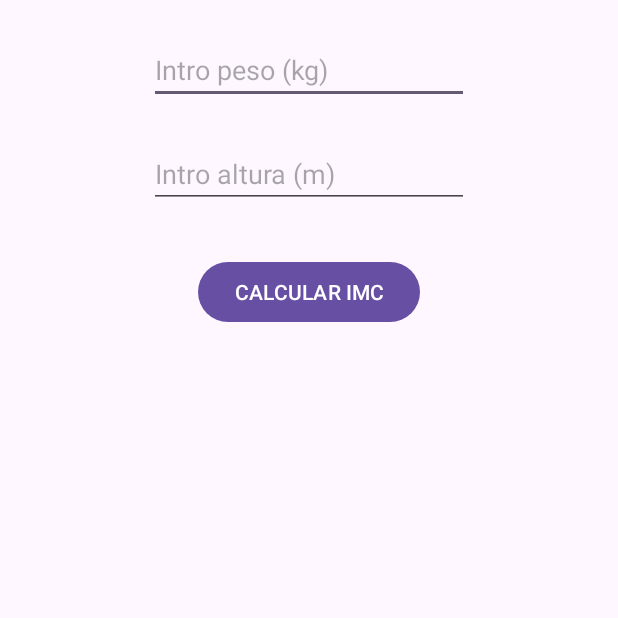
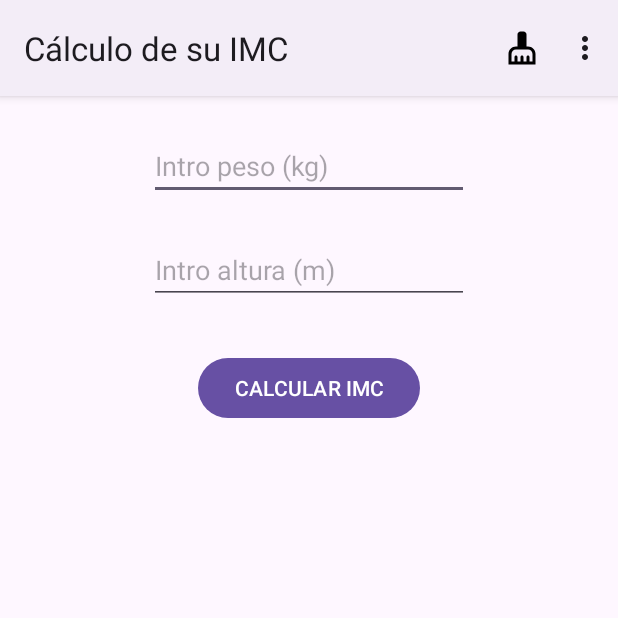
Before and after one commit to Valexx55/CursoCNTProfe, an Android app: the screen it shows after launch (IMCActivity), on a phone screen of 412 x 824 dp, the top half of it. Run offline under Robolectric (Android 15) with nearby library versions, the phone set to English and light mode, and no system bars.

Commit message:
menu app bar 1/2

```diff
--- a/app/src/main/AndroidManifest.xml
+++ b/app/src/main/AndroidManifest.xml
@@ -14,7 +14,8 @@
         tools:targetApi="31">
         <activity
             android:name=".Adivina"
-            android:exported="true">
+            android:exported="true"
+            >
 <!--            <intent-filter>-->
 <!--                <action android:name="android.intent.action.MAIN" />-->
 
@@ -28,6 +29,7 @@
             android:name=".IMCActivity"
             android:configChanges="orientation|keyboard|screenSize"
             android:exported="true"
+            android:label="Cálculo de su IMC"
             android:screenOrientation="portrait">
             <intent-filter>
                 <action android:name="android.intent.action.MAIN" />
--- a/app/src/main/java/edu/cnt/developer/profe/IMCActivity.kt
+++ b/app/src/main/java/edu/cnt/developer/profe/IMCActivity.kt
@@ -4,6 +4,8 @@ import android.content.Intent
 import android.content.res.Configuration
 import android.os.Bundle
 import android.util.Log
+import android.view.Menu
+import android.view.MenuItem
 import android.view.View
 import android.widget.EditText
 import android.widget.Toast
@@ -40,6 +42,30 @@ class IMCActivity : AppCompatActivity() {
         }
 
 
+    }
+
+    //sobreescribimos este método para dibujar un menú en nuestra actividad
+
+    override fun onCreateOptionsMenu(menu: Menu?): Boolean {
+        menuInflater.inflate(R.menu.menu_imc, menu)//ya pinto el menú
+        return super.onCreateOptionsMenu(menu)
+    }
+
+    //para escuchar las acciones sobre el menu del app bar, debo sobreescribir el método
+    //onOptionItemSelected
+
+    override fun onOptionsItemSelected(item: MenuItem): Boolean {
+        Log.d("MIAPP", "Menú app bar tocado ${item.itemId} ${item.title} ${item.order}")
+        when (item.itemId)
+        {
+            R.id.opcionLimpiar -> {
+                Log.d("MIAPP", "Ha tocado la opción de limpiar")
+            }
+            R.id.opcionSalir -> {
+                Log.d("MIAPP", "Ha tocado la opción de salir")
+            }
+        }
+        return super.onOptionsItemSelected(item)
     }
 
     fun calcularImc(view: View) {
--- /dev/null
+++ b/app/src/main/res/drawable/baseline_cleaning_services_24.xml
@@ -0,0 +1,5 @@
+<vector xmlns:android="http://schemas.android.com/apk/res/android" android:height="24dp" android:tint="#000000" android:viewportHeight="24" android:viewportWidth="24" android:width="24dp">
+
+    <path android:fillColor="@android:color/white" android:pathData="M16,11h-1V3c0,-1.1 -0.9,-2 -2,-2h-2C9.9,1 9,1.9 9,3v8H8c-2.76,0 -5,2.24 -5,5v7h18v-7C21,13.24 18.76,11 16,11zM19,21h-2v-3c0,-0.55 -0.45,-1 -1,-1s-1,0.45 -1,1v3h-2v-3c0,-0.55 -0.45,-1 -1,-1s-1,0.45 -1,1v3H9v-3c0,-0.55 -0.45,-1 -1,-1s-1,0.45 -1,1v3H5v-5c0,-1.65 1.35,-3 3,-3h8c1.65,0 3,1.35 3,3V21z"/>
+
+</vector>
--- /dev/null
+++ b/app/src/main/res/menu/menu_imc.xml
@@ -0,0 +1,17 @@
+<?xml version="1.0" encoding="utf-8"?>
+<menu xmlns:android="http://schemas.android.com/apk/res/android"
+    xmlns:app="http://schemas.android.com/apk/res-auto">
+    <item
+        android:id="@+id/opcionLimpiar"
+        android:orderInCategory="1"
+        android:title="LIMPIAR"
+        app:showAsAction="always"
+        android:icon="@drawable/baseline_cleaning_services_24"
+        />
+    <item
+        android:id="@+id/opcionSalir"
+        android:orderInCategory="2"
+        android:title="SALIR"
+        app:showAsAction="never"
+        />
+</menu>
--- a/app/src/main/res/values/themes.xml
+++ b/app/src/main/res/values/themes.xml
@@ -1,6 +1,6 @@
 <resources xmlns:tools="http://schemas.android.com/tools">
     <!-- Base application theme. -->
-    <style name="Base.Theme.CursoCNTProfe" parent="Theme.Material3.DayNight.NoActionBar">
+    <style name="Base.Theme.CursoCNTProfe" parent="Theme.Material3.DayNight">
         <!-- Customize your light theme here. -->
         <!-- <item name="colorPrimary">@color/my_light_primary</item> -->
     </style>
```
Also changed, not shown: app/src/main/res/drawable/baseline_fire_hydrant_alt_24.xml (added, +7 -0 lines), app/src/main/res/mipmap-anydpi-v26/ic_launcher.xml (+4 -4 lines).
